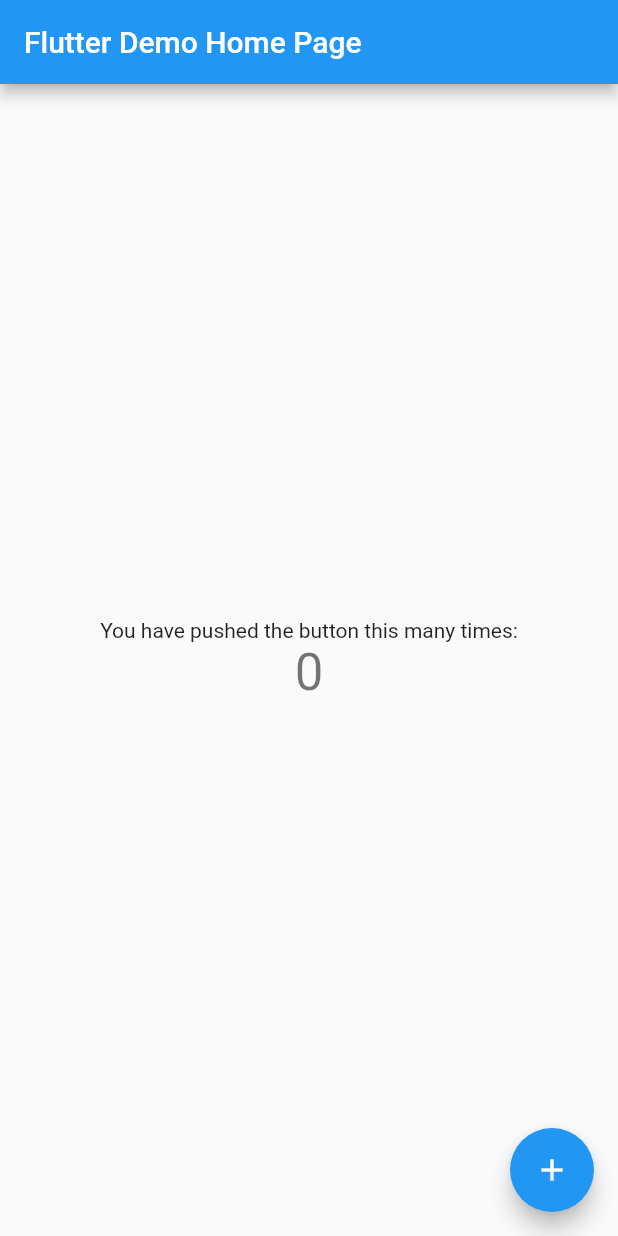
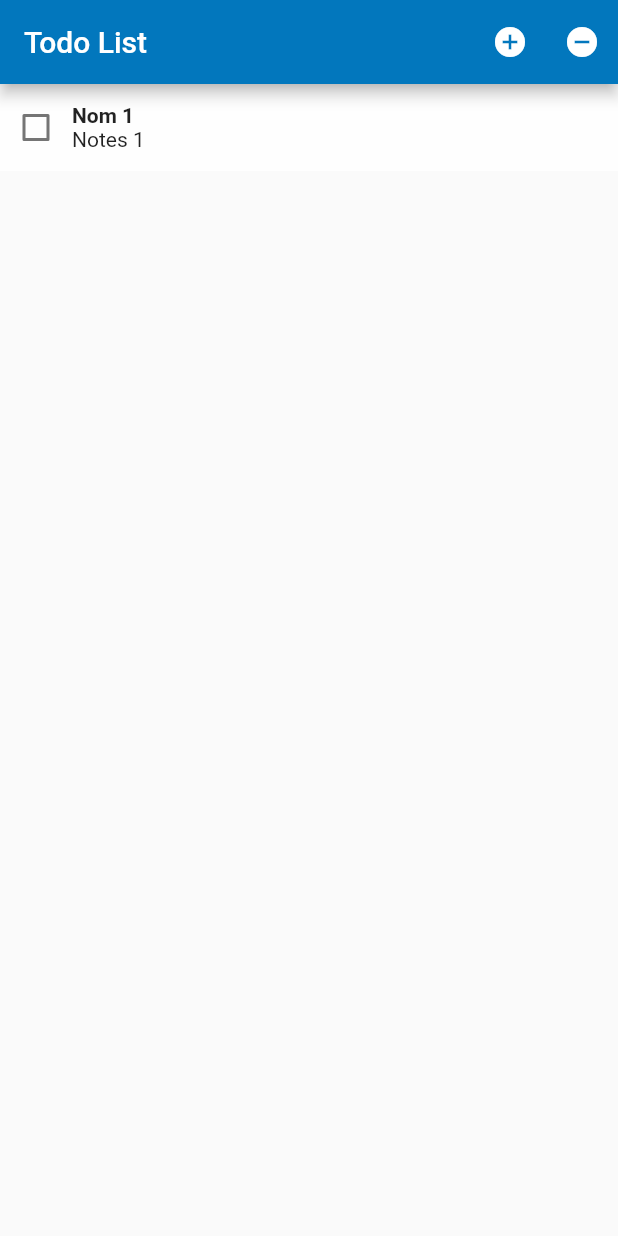
Before and after one commit to axellebot/Flutter-Todo, a Flutter app: the screen it shows after launch, on a phone screen of 412 x 824 dp. Run offline on Flutter 3.47's test engine with Material 2 defaults, Android fonts, the phone set to English and light mode, and no system bars.

Commit message:
[FEAT] Added list skeleton
- Added TodoItemModel

- Added Ripple effect to list items

- Added Item Cell

```diff
--- a/lib/main.dart
+++ b/lib/main.dart
@@ -1,13 +1,14 @@
 import 'package:flutter/material.dart';
+import 'package:todo/Views/TodoListPage.dart';
 
-void main() => runApp(new MyApp());
+void main() => runApp(new TodoApp());
 
-class MyApp extends StatelessWidget {
+class TodoApp extends StatelessWidget {
   // This widget is the root of your application.
   @override
   Widget build(BuildContext context) {
     return new MaterialApp(
-      title: 'Flutter Demo',
+      title: 'Flutter Todo Sample',
       theme: new ThemeData(
         // This is the theme of your application.
         //
@@ -18,92 +19,10 @@ class MyApp extends StatelessWidget {
         // or press Run > Flutter Hot Reload in IntelliJ). Notice that the
         // counter didn't reset back to zero; the application is not restarted.
         primarySwatch: Colors.blue,
+        primaryColor: Colors.lightBlue[800],
+        accentColor: Colors.cyan[600],
       ),
-      home: new MyHomePage(title: 'Flutter Demo Home Page'),
+      home: new TodoListPage(),
     );
   }
 }
-
-class MyHomePage extends StatefulWidget {
-  MyHomePage({Key key, this.title}) : super(key: key);
-
-  // This widget is the home page of your application. It is stateful, meaning
-  // that it has a State object (defined below) that contains fields that affect
-  // how it looks.
-
-  // This class is the configuration for the state. It holds the values (in this
-  // case the title) provided by the parent (in this case the App widget) and
-  // used by the build method of the State. Fields in a Widget subclass are
-  // always marked "final".
-
-  final String title;
-
-  @override
-  _MyHomePageState createState() => new _MyHomePageState();
-}
-
-class _MyHomePageState extends State<MyHomePage> {
-  int _counter = 0;
-
-  void _incrementCounter() {
-    setState(() {
-      // This call to setState tells the Flutter framework that something has
-      // changed in this State, which causes it to rerun the build method below
-      // so that the display can reflect the updated values. If we changed
-      // _counter without calling setState(), then the build method would not be
-      // called again, and so nothing would appear to happen.
-      _counter++;
-    });
-  }
-
-  @override
-  Widget build(BuildContext context) {
-    // This method is rerun every time setState is called, for instance as done
-    // by the _incrementCounter method above.
-    //
-    // The Flutter framework has been optimized to make rerunning build methods
-    // fast, so that you can just rebuild anything that needs updating rather
-    // than having to individually change instances of widgets.
-    return new Scaffold(
-      appBar: new AppBar(
-        // Here we take the value from the MyHomePage object that was created by
-        // the App.build method, and use it to set our appbar title.
-        title: new Text(widget.title),
-      ),
-      body: new Center(
-        // Center is a layout widget. It takes a single child and positions it
-        // in the middle of the parent.
-        child: new Column(
-          // Column is also layout widget. It takes a list of children and
-          // arranges them vertically. By default, it sizes itself to fit its
-          // children horizontally, and tries to be as tall as its parent.
-          //
-          // Invoke "debug paint" (press "p" in the console where you ran
-          // "flutter run", or select "Toggle Debug Paint" from the Flutter tool
-          // window in IntelliJ) to see the wireframe for each widget.
-          //
-          // Column has various properties to control how it sizes itself and
-          // how it positions its children. Here we use mainAxisAlignment to
-          // center the children vertically; the main axis here is the vertical
-          // axis because Columns are vertical (the cross axis would be
-          // horizontal).
-          mainAxisAlignment: MainAxisAlignment.center,
-          children: <Widget>[
-            new Text(
-              'You have pushed the button this many times:',
-            ),
-            new Text(
-              '$_counter',
-              style: Theme.of(context).textTheme.display1,
-            ),
-          ],
-        ),
-      ),
-      floatingActionButton: new FloatingActionButton(
-        onPressed: _incrementCounter,
-        tooltip: 'Increment',
-        child: new Icon(Icons.add),
-      ), // This trailing comma makes auto-formatting nicer for build methods.
-    );
-  }
-}
--- /dev/null
+++ b/lib/models/TodoItemModel.dart
@@ -0,0 +1,46 @@
+import 'package:uuid/uuid.dart';
+var uuid = new Uuid();
+
+class TodoItemModel {
+  String id;
+  String name;
+  String notes;
+  bool done;
+
+  TodoItemModel(this.name,this.notes){
+    this.id = uuid.v4();
+    this.done=false;
+  }
+
+  String get todo_item_id{
+    return id;
+  }
+
+  void set todo_item_id(String id){
+    this.id=id;
+  }
+
+  String get todo_item_name{
+    return name;
+  }
+
+  void set todo_item_name(String name){
+    this.name=name;
+  }
+
+  String get todo_item_notes{
+    return notes;
+  }
+
+  void set todo_item_notes(String notes){
+    this.notes=notes;
+  }
+
+  bool get todo_item_done{
+    return done;
+  }
+
+  void set todo_item_done(bool done){
+    this.done=done;
+  }
+}
--- /dev/null
+++ b/lib/views/TodoItemCell.dart
@@ -0,0 +1,80 @@
+import 'package:flutter/foundation.dart';
+import 'package:flutter/material.dart';
+import 'package:todo/models/TodoItemModel.dart';
+
+/// Displays its integer item as 'item N' on a Card whose color is based on
+/// the item's value. The text is displayed in bright green if selected is true.
+/// This widget's height is based on the animation parameter, it varies
+/// from 0 to 128 as ther animation varies from 0.0 to 1.0.
+
+class TodoItemCell extends StatefulWidget {
+  final Animation<double> animation;
+  final VoidCallback onTap;
+  final TodoItemModel item;
+  final bool selected;
+
+  TodoItemCell(
+      {Key key,
+      @required this.animation,
+      this.onTap,
+      @required this.item,
+      this.selected: false})
+      : assert(animation != null),
+        assert(item != null),
+        assert(selected != null),
+        super(key: key);
+
+  @override
+  _TodotemCellState createState() => new _TodotemCellState();
+}
+
+class _TodotemCellState extends State<TodoItemCell> {
+  bool _highlight = false;
+
+  @override
+  void initState() {
+    super.initState();
+  }
+
+  void _handleTap() {
+    widget.onTap();
+  }
+
+  void _onItemCheckChanged(bool value) {
+    setState(() {
+      widget.item.done = value;
+    });
+  }
+
+  @override
+  Widget build(BuildContext context) {
+    return new SizeTransition(
+        axis: Axis.vertical,
+        sizeFactor: widget.animation,
+        child: new SizedBox(child: _buildCell()));
+  }
+
+  Widget _buildCell() {
+    TextStyle textStyleBold = new TextStyle(fontWeight: FontWeight.bold);
+    TextStyle textStyleRegular = new TextStyle(fontWeight: FontWeight.normal);
+    return new Container(
+      color: _highlight ? Theme.of(context).accentColor : Colors.white70,
+      child: new InkWell(
+        onTap: _handleTap,
+        child: new Padding(
+          padding: EdgeInsets.only(top: 5.0, bottom: 5.0),
+          child: new Row(children: <Widget>[
+            new Checkbox(
+                value: widget.item.done, onChanged: _onItemCheckChanged),
+            new Column(
+                crossAxisAlignment: CrossAxisAlignment.start,
+                children: <Widget>[
+                  new Text("${widget.item.name}", style: textStyleBold),
+                  new Text("${widget.item.notes}", style: textStyleRegular)
+                ]),
+          ]),
+        ),
+      ),
+    );
+  }
+}
--- /dev/null
+++ b/lib/views/TodoListPage.dart
@@ -0,0 +1,162 @@
+import 'package:flutter/foundation.dart';
+import 'package:flutter/material.dart';
+import 'package:todo/models/TodoItemModel.dart';
+import 'package:todo/views/TodoItemCell.dart';
+
+class TodoListPage extends StatefulWidget {
+  TodoListPage({Key key}) : super(key: key);
+
+  // This widget is the home page of your application. It is stateful, meaning
+  // that it has a State object (defined below) that contains fields that affect
+  // how it looks.
+
+  // This class is the configuration for the state. It holds the values
+  // provided by the parent (in this case the App widget) and
+  // used by the build method of the State. Fields in a Widget subclass are
+  // always marked "final".
+
+  @override
+  _TodoListPageState createState() => new _TodoListPageState();
+}
+
+class _TodoListPageState extends State<TodoListPage> {
+  final GlobalKey<AnimatedListState> _listKey =
+      new GlobalKey<AnimatedListState>();
+  ListModel<TodoItemModel> _list;
+  TodoItemModel _selectedItem;
+
+  @override
+  void initState() {
+    super.initState();
+    _list = new ListModel<TodoItemModel>(
+      listKey: _listKey,
+      initialItems: <TodoItemModel>[new TodoItemModel("Nom 1", "Notes 1")],
+      removedItemBuilder: _buildRemovedItem,
+    );
+  }
+
+  // Used to build list items that haven't been removed.
+  Widget _buildItem(
+      BuildContext context, int index, Animation<double> animation) {
+    return new TodoItemCell(
+      animation: animation,
+      item: _list[index],
+      selected: _selectedItem == _list[index],
+      onTap: () {
+        setState(() {
+          _selectedItem = _selectedItem == _list[index] ? null : _list[index];
+        });
+      },
+    );
+  }
+
+  // Used to build an item after it has been removed from the list. This method is
+  // needed because a removed item remains  visible until its animation has
+  // completed (even though it's gone as far this ListModel is concerned).
+  // The widget will be used by the [AnimatedListState.removeItem] method's
+  // [AnimatedListRemovedItemBuilder] parameter.
+  Widget _buildRemovedItem(
+      TodoItemModel item, BuildContext context, Animation<double> animation) {
+    return new TodoItemCell(
+      animation: animation,
+      item: item,
+      selected: false,
+      // No gesture detector here: we don't want removed items to be interactive.
+    );
+  }
+
+  // Insert the "next item" into the list model.
+  void _insert() {
+    final int index =
+        _selectedItem == null ? _list.length : _list.indexOf(_selectedItem);
+    _list.insert(index,
+        new TodoItemModel("Todo Added", "This is a description example"));
+  }
+
+  // Remove the selected item from the list model.
+  void _remove() {
+    if (_selectedItem != null) {
+      _list.removeAt(_list.indexOf(_selectedItem));
+      setState(() {
+        _selectedItem = null;
+      });
+    }
+  }
+
+  @override
+  Widget build(BuildContext context) {
+    return new Scaffold(
+      appBar: new AppBar(
+        title: const Text('Todo List'),
+        actions: <Widget>[
+          new IconButton(
+            icon: const Icon(Icons.add_circle),
+            onPressed: _insert,
+            tooltip: 'insert a new item',
+          ),
+          new IconButton(
+            icon: const Icon(Icons.remove_circle),
+            onPressed: _remove,
+            tooltip: 'remove the selected item',
+          ),
+        ],
+      ),
+      body: _buildAnimatedList(),
+    );
+  }
+
+  Widget _buildAnimatedList() {
+    return new AnimatedList(
+      key: _listKey,
+      initialItemCount: _list.length,
+      itemBuilder: _buildItem,
+    );
+  }
+}
+
+/// Keeps a Dart List in sync with an AnimatedList.
+///
+/// The [insert] and [removeAt] methods apply to both the internal list and the
+/// animated list that belongs to [listKey].
+///
+/// This class only exposes as much of the Dart List API as is needed by the
+/// sample app. More list methods are easily added, however methods that mutate the
+/// list must make the same changes to the animated list in terms of
+/// [AnimatedListState.insertItem] and [AnimatedList.removeItem].
+class ListModel<E> {
+  ListModel({
+    @required this.listKey,
+    @required this.removedItemBuilder,
+    Iterable<E> initialItems,
+  })  : assert(listKey != null),
+        assert(removedItemBuilder != null),
+        _items = new List<E>.from(initialItems ?? <E>[]);
+
+  final GlobalKey<AnimatedListState> listKey;
+  final dynamic removedItemBuilder;
+  final List<E> _items;
+
+  AnimatedListState get _animatedList => listKey.currentState;
+
+  void insert(int index, E item) {
+    _items.insert(index, item);
+    _animatedList.insertItem(index);
+  }
+
+  E removeAt(int index) {
+    final E removedItem = _items.removeAt(index);
+    if (removedItem != null) {
+      _animatedList.removeItem(index,
+          (BuildContext context, Animation<double> animation) {
+        return removedItemBuilder(removedItem, context, animation);
+      });
+    }
+    return removedItem;
+  }
+
+  int get length => _items.length;
+
+  E operator [](int index) => _items[index];
+
+  int indexOf(E item) => _items.indexOf(item);
+}
--- a/pubspec.yaml
+++ b/pubspec.yaml
@@ -2,6 +2,7 @@ name: todo
 description: A new Flutter application.
 
 dependencies:
+  uuid: "^1.0.0"
   flutter:
     sdk: flutter
 
```
Also changed, not shown: pubspec.lock, 1 other file.
